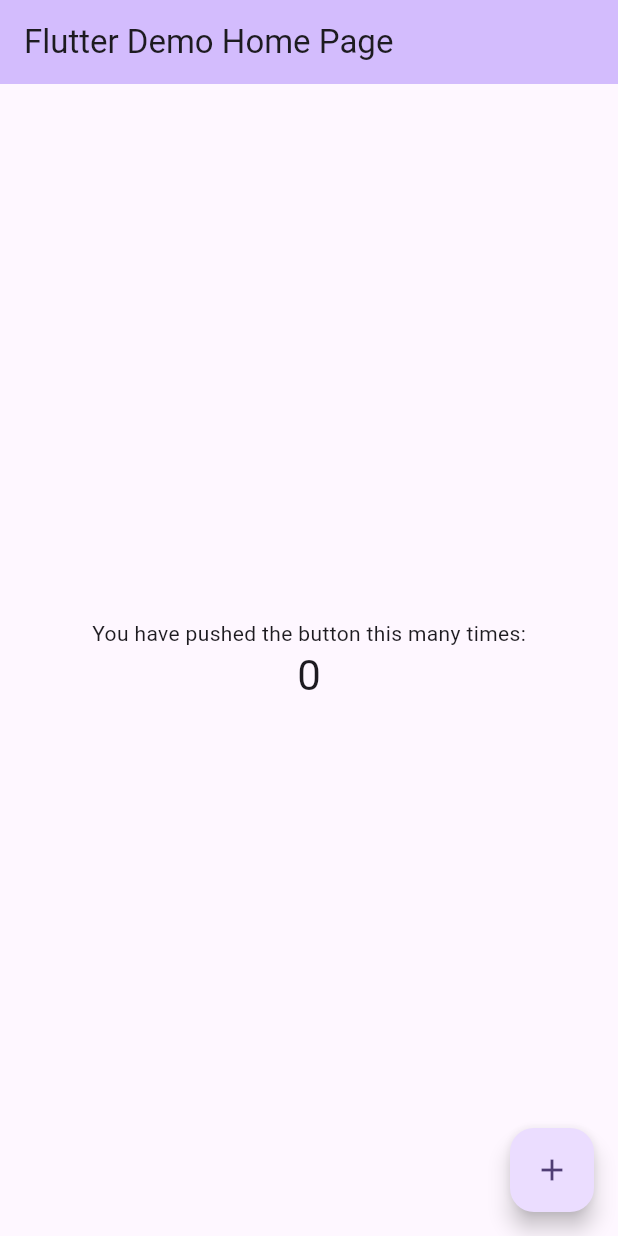
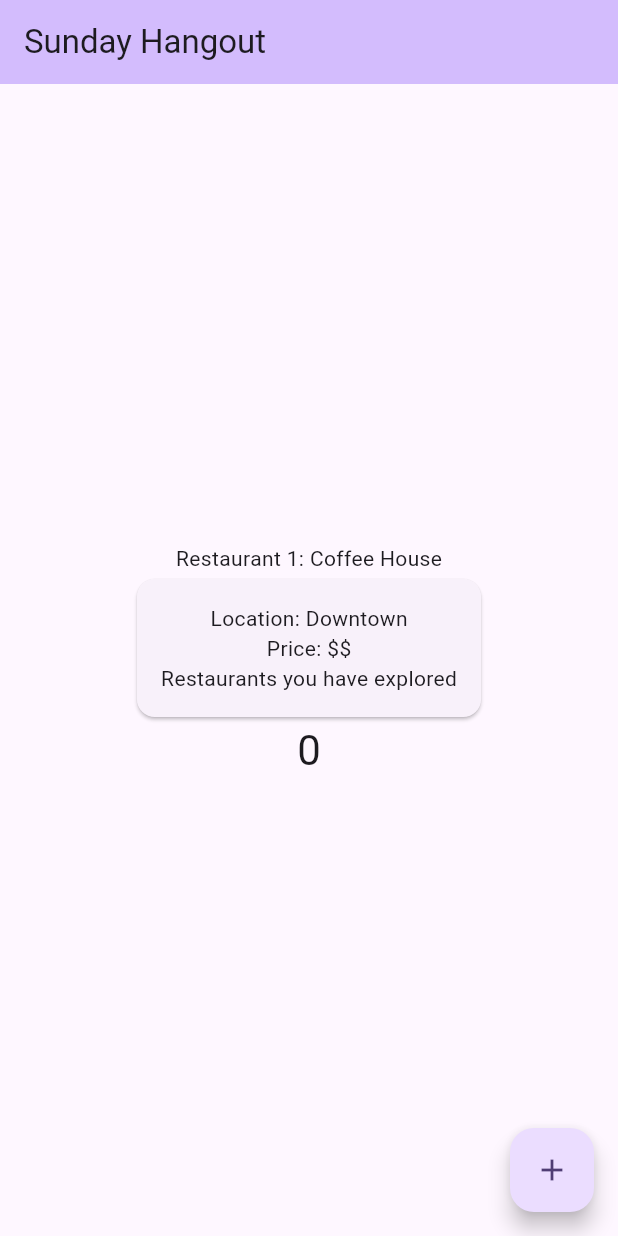
Before and after one commit to Tkmucci/sunday_hangout, a Flutter app: the screen it shows after launch, on a phone screen of 412 x 824 dp. Run offline on Flutter 3.47's test engine with Material 3 defaults, Android fonts, the phone set to English and light mode, and no system bars.

Commit message:
first steps

```diff
--- a/lib/main.dart
+++ b/lib/main.dart
@@ -11,7 +11,7 @@ class MyApp extends StatelessWidget {
   @override
   Widget build(BuildContext context) {
     return MaterialApp(
-      title: 'Flutter Demo',
+      title: 'After Event Hangout',
       theme: ThemeData(
         // This is the theme of your application.
         //
@@ -30,7 +30,7 @@ class MyApp extends StatelessWidget {
         // tested with just a hot reload.
         colorScheme: .fromSeed(seedColor: Colors.deepPurple),
       ),
-      home: const MyHomePage(title: 'Flutter Demo Home Page'),
+      home: const MyHomePage(title: 'Sunday Hangout'),
     );
   }
 }
@@ -104,7 +104,20 @@ class _MyHomePageState extends State<MyHomePage> {
           // wireframe for each widget.
           mainAxisAlignment: .center,
           children: [
-            const Text('You have pushed the button this many times:'),
+            const Text('Restaurant 1: Coffee House'),
+            Card(
+              child: Padding(
+                padding: const EdgeInsets.all(16),
+                child: Column(
+                  mainAxisSize: MainAxisSize.min,
+                  children: [
+                    const Text('Location: Downtown'),
+                    const Text('Price: \$\$'),
+                    const Text('Restaurants you have explored'),
+                  ],
+                ),
+              ),
+            ),
             Text(
               '$_counter',
               style: Theme.of(context).textTheme.headlineMedium,
```
